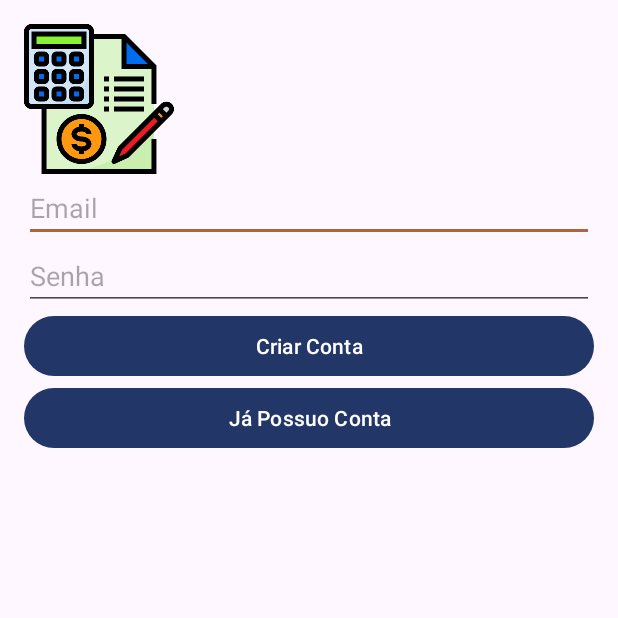
After one commit to igBFranco/CheckListFolha, an Android app: the RegisterActivity screen opened directly, with no data from a screen before it, on a phone screen of 412 x 824 dp, the top half of it. The commit adds this screen. Run offline under Robolectric (Android 15) with nearby library versions, the phone set to English and light mode, and no system bars; our stand-ins replace Firebase (no records; nobody signed in at launch, a user with empty details on screens opened directly).

Commit message:
Adding Firebase Auth

```diff
--- a/app/build.gradle.kts
+++ b/app/build.gradle.kts
@@ -1,5 +1,6 @@
 plugins {
     id("com.android.application")
+    id("com.google.gms.google-services")
     id("org.jetbrains.kotlin.android")
     id("kotlin-kapt")
 }
@@ -10,7 +11,7 @@ android {
 
     defaultConfig {
         applicationId = "br.pucpr.appdev20241.checklistfolha"
-        minSdk = 21
+        minSdk = 23
         targetSdk = 34
         versionCode = 1
         versionName = "1.0"
@@ -41,6 +42,9 @@ android {
 
 dependencies {
     implementation("com.google.firebase:firebase-crashlytics-buildtools:3.0.0")
+    implementation(platform("com.google.firebase:firebase-bom:33.1.2"))
+    implementation ("com.google.firebase:firebase-auth-ktx:22.0.0")
+    implementation("com.google.firebase:firebase-analytics")
     val room_version = "2.6.0"
     implementation("androidx.room:room-runtime:$room_version")
     implementation("androidx.room:room-ktx:$room_version")
--- /dev/null
+++ b/app/src/main/java/br/pucpr/appdev20241/checklistfolha/controller/RegisterActivity.kt
@@ -0,0 +1,77 @@
+package br.pucpr.appdev20241.checklistfolha.controller
+
+import android.content.Intent
+import android.os.Bundle
+import android.widget.Button
+import android.widget.EditText
+import android.widget.Toast
+import androidx.appcompat.app.AppCompatActivity
+import br.pucpr.appdev20241.checklistfolha.R
+import br.pucpr.appdev20241.checklistfolha.databinding.ActivityRegisterBinding
+import com.google.firebase.auth.FirebaseAuth
+
+class RegisterActivity : AppCompatActivity() {
+    private lateinit var binding: ActivityRegisterBinding
+    private lateinit var auth: FirebaseAuth
+
+    override fun onCreate(savedInstanceState: Bundle?) {
+        super.onCreate(savedInstanceState)
+        setContentView(R.layout.activity_register)
+
+        binding = ActivityRegisterBinding.inflate(layoutInflater)
+        setContentView(binding.root)
+
+        auth = FirebaseAuth.getInstance()
+
+        val editTextEmail = binding.emailEditTextRegister
+        val editTextPassword = binding.passwordEditTextRegister
+        val buttonRegister = binding.createButton
+
+        buttonRegister.setOnClickListener {
+            val email = editTextEmail.text.toString().trim()
+            val password = editTextPassword.text.toString().trim()
+
+            if (email.isEmpty()) {
+                editTextEmail.error = "Email é obrigatório"
+                editTextEmail.requestFocus()
+                return@setOnClickListener
+            }
+
+            if (password.isEmpty()) {
+                editTextPassword.error = "Senha é obrigatória"
+                editTextPassword.requestFocus()
+                return@setOnClickListener
+            }
+
+            if (password.length < 6) {
+                editTextPassword.error = "Senha deve ter no mínimo 6 caracteres"
+                editTextPassword.requestFocus()
+                return@setOnClickListener
+            }
+
+            registerUser(email, password)
+        }
+
+        binding.loginActivityButton.setOnClickListener {
+            val intent = Intent(this, LoginActivity::class.java)
+            startActivity(intent)
+        }
+    }
+
+    private fun registerUser(email: String, password: String) {
+        auth.createUserWithEmailAndPassword(email, password)
+            .addOnCompleteListener(this) { task ->
+                if (task.isSuccessful) {
+                    val user = auth.currentUser
+                    Toast.makeText(this, "Usuário registrado com sucesso.", Toast.LENGTH_SHORT).show()
+                    val intent = Intent(this, MainActivity::class.java)
+                    startActivity(intent)
+                    finish()
+                } else {
+                    task.exception?.let {
+                        Toast.makeText(this, "Falha no registro: ${it.message}", Toast.LENGTH_SHORT).show()
+                    }
+                }
+            }
+    }
+}
--- /dev/null
+++ b/app/src/main/res/layout/activity_register.xml
@@ -0,0 +1,40 @@
+<LinearLayout xmlns:android="http://schemas.android.com/apk/res/android"
+    xmlns:tools="http://schemas.android.com/tools"
+    android:layout_width="match_parent"
+    android:layout_height="match_parent"
+    android:orientation="vertical"
+    android:padding="16dp"
+    tools:context=".controller.RegisterActivity">
+
+    <ImageView
+        android:id="@+id/registerIcon"
+        android:layout_width="100dp"
+        android:layout_height="100dp"
+        android:layout_centerInParent="true"
+        android:src="@drawable/icon" />
+
+    <EditText
+        android:id="@+id/emailEditTextRegister"
+        android:layout_width="match_parent"
+        android:layout_height="wrap_content"
+        android:hint="Email" />
+
+    <EditText
+        android:id="@+id/passwordEditTextRegister"
+        android:layout_width="match_parent"
+        android:layout_height="wrap_content"
+        android:hint="Senha"
+        android:inputType="textPassword" />
+
+    <Button
+        android:id="@+id/createButton"
+        android:layout_width="match_parent"
+        android:layout_height="wrap_content"
+        android:text="Criar Conta" />
+
+    <Button
+        android:id="@+id/loginActivityButton"
+        android:layout_width="match_parent"
+        android:layout_height="wrap_content"
+        android:text="Já Possuo Conta" />
+</LinearLayout>
--- a/build.gradle.kts
+++ b/build.gradle.kts
@@ -2,4 +2,5 @@
 plugins {
     id("com.android.application") version "8.1.2" apply false
     id("org.jetbrains.kotlin.android") version "1.9.0" apply false
+    id("com.google.gms.google-services") version "4.4.2" apply false
 }
```
Also changed, not shown: app/src/main/AndroidManifest.xml (+8 -0 lines), app/src/main/java/br/pucpr/appdev20241/checklistfolha/controller/LoginActivity.kt (added, +83 -0 lines), app/src/main/java/br/pucpr/appdev20241/checklistfolha/controller/MainActivity.kt (+29 -0 lines), app/src/main/res/layout/activity_login.xml (added, +46 -0 lines), app/src/main/res/layout/activity_main.xml (+8 -0 lines), app/src/main/res/layout/adapter_reset_password_form.xml (added, +18 -0 lines), 1 other file.
